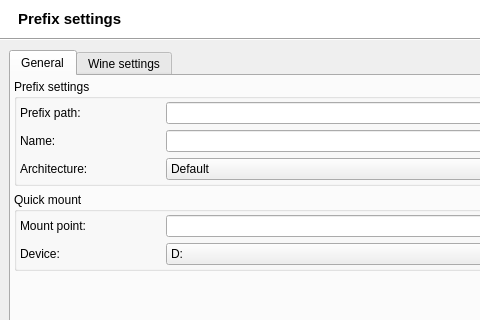
Qt form src/q4wine-gui/uis/PrefixSettings.ui (brezerk/q4wine) before a commit; both pictures show x 0 to 480 and y 0 to 320 of the 692 by 432 pixel window.
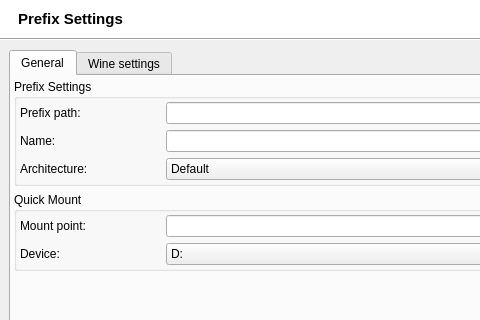
The same form after that commit. Icons and pictures are not drawn.

```diff
--- a/src/q4wine-gui/uis/PrefixSettings.ui
+++ b/src/q4wine-gui/uis/PrefixSettings.ui
@@ -161,7 +161,7 @@
          </font>
         </property>
         <property name="text">
-         <string>Prefix settings</string>
+         <string>Prefix Settings</string>
         </property>
        </widget>
       </item>
@@ -217,7 +217,7 @@
           <item>
            <widget class="QGroupBox" name="groupBox_5">
             <property name="title">
-             <string>Prefix settings</string>
+             <string>Prefix Settings</string>
             </property>
             <layout class="QVBoxLayout">
              <property name="margin">
@@ -351,7 +351,7 @@
           <item>
            <widget class="QGroupBox" name="groupBox_7">
             <property name="title">
-             <string>Quick mount</string>
+             <string>Quick Mount</string>
             </property>
             <layout class="QVBoxLayout">
              <property name="margin">
```
